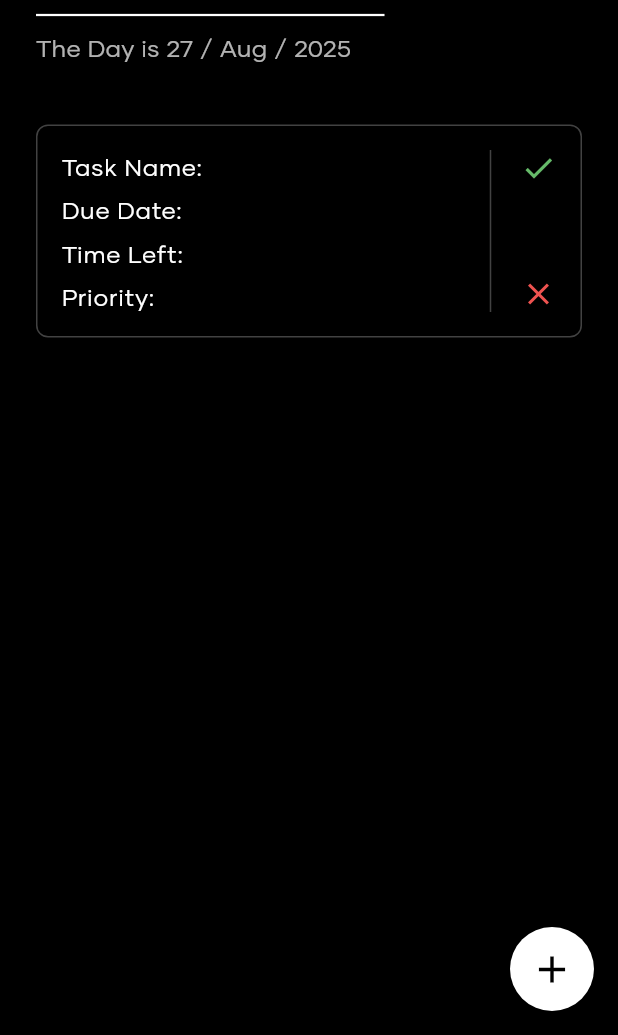
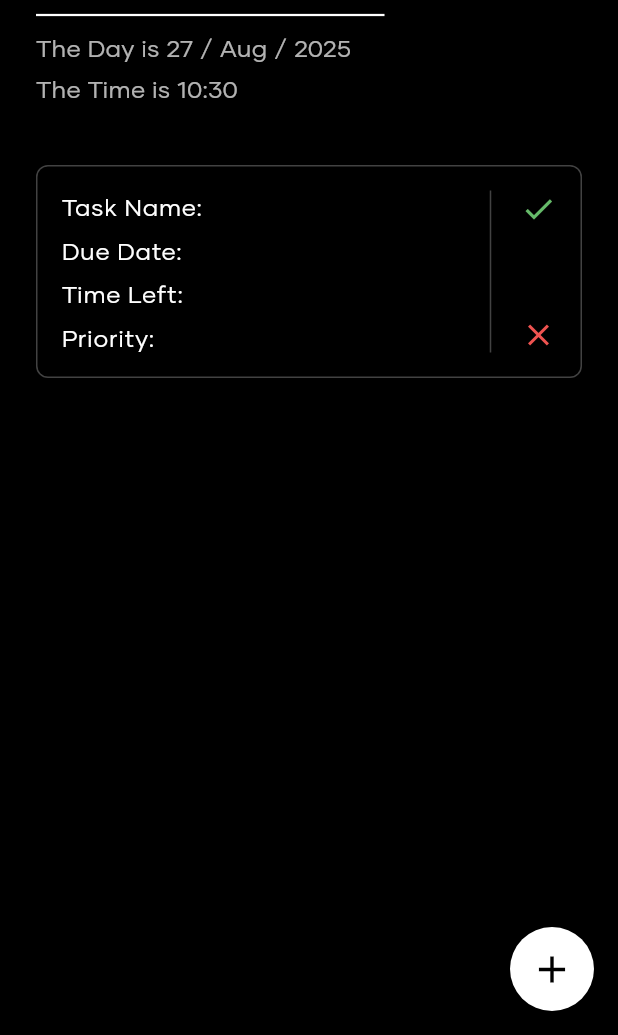
Before and after one commit to LoggingNewMemory/InterKnot, a Flutter app: the screen it shows after launch, on a phone screen of 412 x 824 dp, the part 201-1236 px from its top. Run offline on Flutter 3.47's test engine with Material 3 defaults, Android fonts, the phone set to English and light mode, and no system bars; our stand-ins replace font_awesome_flutter, shared_preferences.

Commit message:
Add time is with 24 hours format

```diff
--- a/interknot/lib/main.dart
+++ b/interknot/lib/main.dart
@@ -206,8 +206,11 @@ class _MainContent extends StatelessWidget {
 
   @override
   Widget build(BuildContext context) {
-    final String formattedDate =
-        DateFormat('dd / MMM / yyyy').format(DateTime.now());
+    // Get current date and time
+    final now = DateTime.now();
+    final String formattedDate = DateFormat('dd / MMM / yyyy').format(now);
+    // Format the current time in 24-hour format
+    final String formattedTime = DateFormat('HH:mm').format(now);
     final textTheme = Theme.of(context).textTheme;
 
     return Scaffold(
@@ -245,6 +248,11 @@ class _MainContent extends StatelessWidget {
             ),
             Text(
               'The Day is $formattedDate',
+              style: textTheme.bodyMedium,
+            ),
+            const SizedBox(height: 4),
+            Text(
+              'The Time is $formattedTime',
               style: textTheme.bodyMedium,
             ),
             const SizedBox(height: 40),
```
